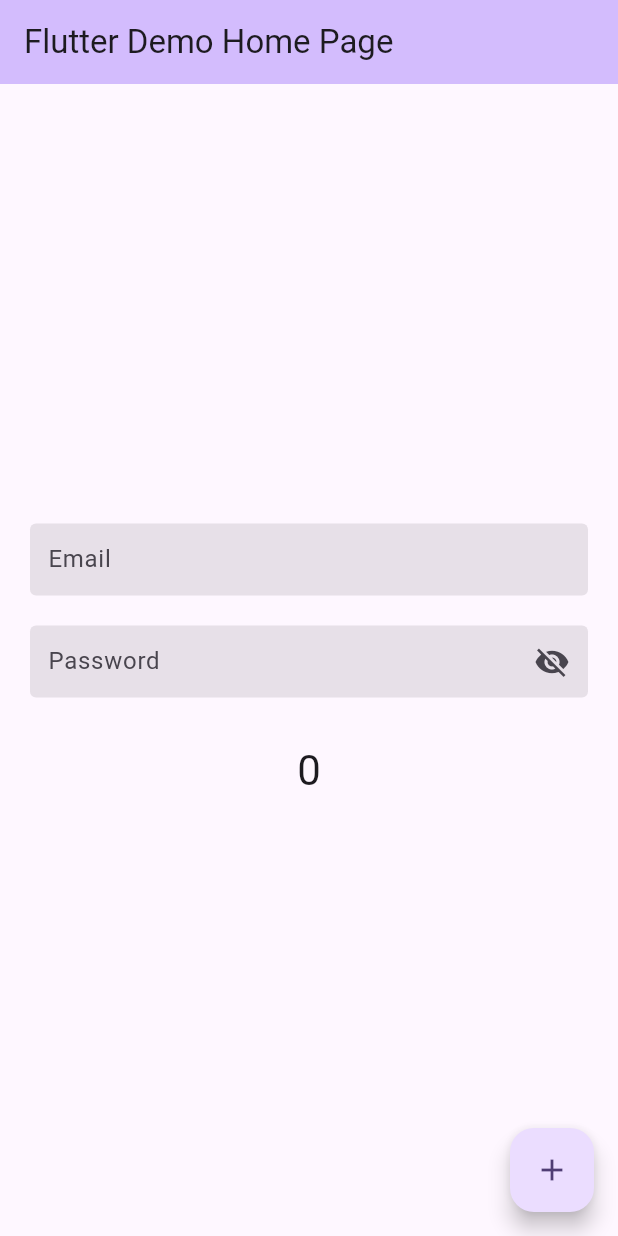
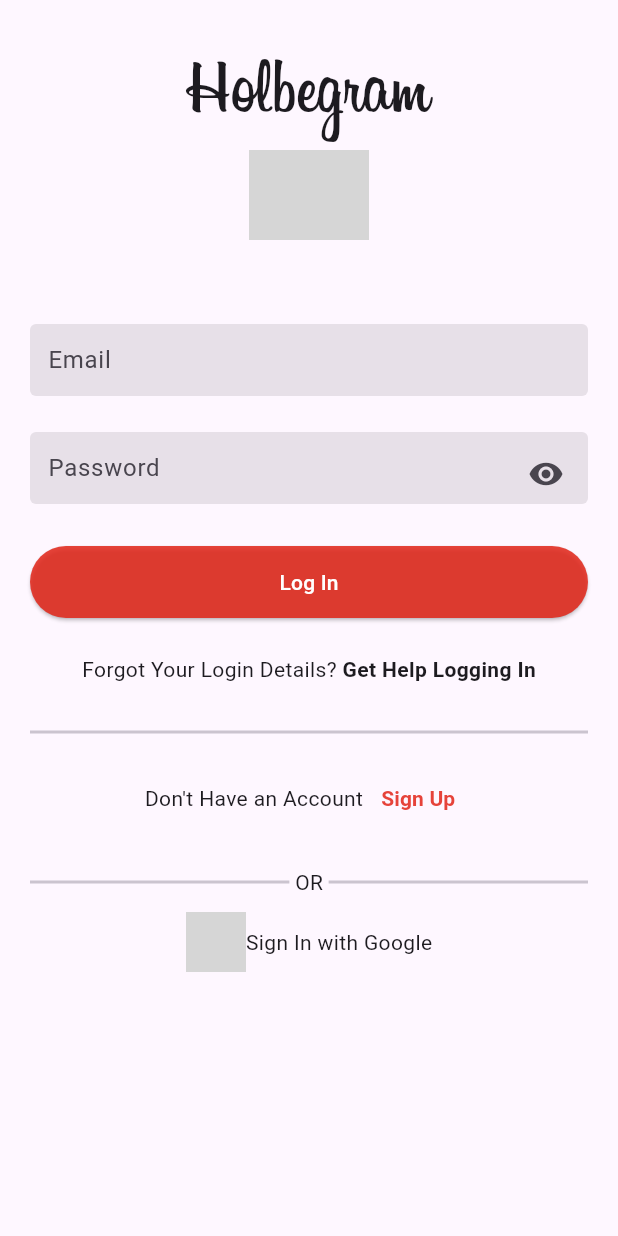
Before and after one commit to hayes28/atlas-holbegram, a Flutter app: the screen it shows after launch, on a phone screen of 412 x 824 dp. Run offline on Flutter 3.47's test engine with Material 3 defaults, Android fonts, the phone set to English and light mode, and no system bars; our stand-ins replace firebase_core; accounts and stored records are empty; network calls fail; grey boxes are pictures that could not be loaded.

Commit message:
Task 2 Can't get the URL to work but everything else does

```diff
--- a/holbegram/lib/main.dart
+++ b/holbegram/lib/main.dart
@@ -2,6 +2,7 @@ import 'package:flutter/material.dart';
 import 'package:firebase_core/firebase_core.dart';
 import 'package:holbegram/firebase_options.dart';
 import 'package:holbegram/widgets/text_field.dart';
+import 'package:holbegram/screens/login_screen.dart';
 
 
 
@@ -40,7 +41,9 @@ class MyApp extends StatelessWidget {
         colorScheme: ColorScheme.fromSeed(seedColor: Colors.deepPurple),
         useMaterial3: true,
       ),
-      home: const MyHomePage(title: 'Flutter Demo Home Page'),
+      home: LoginScreen(
+          emailController: TextEditingController(),
+          passwordController: TextEditingController()),
     );
   }
 }
--- a/holbegram/lib/screens/login_screen.dart
+++ b/holbegram/lib/screens/login_screen.dart
@@ -0,0 +1,225 @@
+import 'package:flutter/material.dart';
+import 'package:holbegram/widgets/text_field.dart';
+
+//ignore: must_be_immutable
+class LoginScreen extends StatefulWidget {
+  final TextEditingController emailController;
+  final TextEditingController passwordController;
+  bool passwordVisible;
+
+  LoginScreen({
+    super.key,
+    required this.emailController,
+    required this.passwordController,
+    this.passwordVisible = true,
+  });
+
+  get usernameController => null;
+
+  get passwordConfirmController => null;
+
+  @override
+  State<LoginScreen> createState() => _LoginScreenState();
+}
+
+class _LoginScreenState extends State<LoginScreen> {
+  @override
+  // Dispose only the TextEditingController arguments
+  void dispose() {
+    widget.emailController.dispose();
+    widget.passwordController.dispose();
+    super.dispose();
+  }
+
+  @override
+  void initState() {
+    super.initState();
+    widget.passwordVisible = true;
+  }
+
+  @override
+  Widget build(BuildContext context) {
+    return Scaffold(
+        body: SingleChildScrollView(
+            child: Column(
+      mainAxisSize: MainAxisSize.min,
+      mainAxisAlignment: MainAxisAlignment.center,
+      children: [
+        const SizedBox(
+          height: 28,
+        ),
+        const Text(
+          'Holbegram',
+          style: TextStyle(
+            fontFamily: "Billabong",
+            fontSize: 50,
+          ),
+        ),
+        const Image(
+          image: AssetImage('assets/images/logo.webp'),
+          width: 80,
+          height: 60,
+        ),
+        Padding(
+            padding: const EdgeInsets.symmetric(horizontal: 20),
+            child: Column(
+              children: [
+                const SizedBox(
+                  height: 28,
+                ),
+                const SizedBox(
+                  height: 28,
+                ),
+                TextFieldInput(
+                    controller: widget.emailController,
+                    ispassword: false,
+                    hintText: 'Email',
+                    keyboardType: TextInputType.emailAddress),
+                const SizedBox(
+                  height: 24,
+                ),
+                TextFieldInput(
+                  controller: widget.passwordController,
+                  ispassword: !widget.passwordVisible,
+                  hintText: 'Password',
+                  keyboardType: TextInputType.visiblePassword,
+                  suffixIcon: IconButton(
+                    alignment: Alignment.bottomLeft,
+                    icon: widget.passwordVisible
+                        ? const Icon(Icons.visibility)
+                        : const Icon(Icons.visibility_off),
+                    onPressed: () {
+                      setState(() {
+                        widget.passwordVisible = !widget.passwordVisible;
+                      });
+                    },
+                  ),
+                ),
+                const SizedBox(
+                  height: 28,
+                ),
+                SizedBox(
+                    height: 48,
+                    width: double.infinity,
+                    child: ElevatedButton(
+                        style: ButtonStyle(
+                            backgroundColor: MaterialStateProperty.all(
+                          const Color.fromARGB(218, 226, 37, 24),
+                        )),
+                        onPressed: () {},
+                        child: const Text('Log In',
+                            style: TextStyle(
+                              color: Colors.white,
+                            )))),
+                const SizedBox(height: 24),
+                const Row(
+                  mainAxisAlignment: MainAxisAlignment.center,
+                  children: [
+                    Text('Forgot Your Login Details? '),
+                    Text(
+                      'Get Help Logging In',
+                      style: TextStyle(fontWeight: FontWeight.bold),
+                    ),
+                  ],
+                ),
+                Flexible(
+                  flex: 0,
+                  child: Container(),
+                ),
+                const SizedBox(
+                  height: 24,
+                ),
+                const Divider(
+                  thickness: 2,
+                ),
+                Padding(
+                  padding: const EdgeInsets.symmetric(vertical: 12),
+                  child: Row(
+                    mainAxisAlignment: MainAxisAlignment.center,
+                    children: [
+                      const Text(
+                        "Don't Have an Account",
+                      ),
+                      TextButton(
+                          onPressed: () {
+                            Navigator.push(
+                              context,
+                              MaterialPageRoute(
+                                  builder: (context) => SignUp(
+                                        emailController: widget.emailController,
+                                        usernameController:
+                                            widget.usernameController,
+                                        passwordController:
+                                            widget.passwordController,
+                                        passwordConfirmController:
+                                            widget.passwordConfirmController,
+                                      )),
+                            );
+                          },
+                          child: const Text(
+                            'Sign Up',
+                            style: TextStyle(
+                              fontWeight: FontWeight.bold,
+                              color: Color.fromARGB(218, 226, 37, 24),
+                            ),
+                          ))
+                    ],
+                  ),
+                ),
+                const SizedBox(
+                  height: 10,
+                ),
+                const Row(
+                  children: [
+                    Flexible(
+                        child: Divider(
+                      thickness: 2,
+                    )),
+                    Text(' OR '),
+                    Flexible(
+                        child: Divider(
+                      thickness: 2,
+                    ))
+                  ],
+                ),
+                const SizedBox(
+                  height: 10,
+                ),
+                Row(
+                  mainAxisSize: MainAxisSize.min,
+                  mainAxisAlignment: MainAxisAlignment.center,
+                  children: [
+                    Image.network(
+                      'https://www.freepnglogos.com/uploads/google-logo-png/google-logo-png-webinar-optimizing-for-success-google-business-webinar-13.png',
+                      width: 40,
+                      height: 40,
+                      loadingBuilder: (BuildContext context, Widget child,
+                          ImageChunkEvent? loadingProgress) {
+                        if (loadingProgress == null) return child;
+                        return Center(
+                          child: CircularProgressIndicator(
+                            value: loadingProgress.expectedTotalBytes != null
+                                ? loadingProgress.cumulativeBytesLoaded /
+                                    loadingProgress.expectedTotalBytes!
+                                : null,
+                          ),
+                        );
+                      },
+                      // errorBuilder: (BuildContext context, Object exception,
+                      //     StackTrace? stackTrace) {
+                      //   return const Text('Could not load logo ');
+                    ),
+                    const Text('Sign In with Google')
+                  ],
+                )
+              ],
+            ))
+          ],
+        )
+      )
+    );
+  }
+}
+
+SignUp({required TextEditingController emailController, required usernameController, required TextEditingController passwordController, required passwordConfirmController}) {
+}
--- a/holbegram/lib/widgets/text_field.dart
+++ b/holbegram/lib/widgets/text_field.dart
@@ -1,9 +1,10 @@
 import 'package:flutter/material.dart';
 
-class TextFieldInput extends StatefulWidget {
+class TextFieldInput extends StatelessWidget {
   final TextEditingController controller;
   final bool ispassword;
   final String hintText;
+  final Widget? suffixIcon;
   final TextInputType keyboardType;
 
   const TextFieldInput({
@@ -11,36 +12,18 @@ class TextFieldInput extends StatefulWidget {
     required this.controller,
     this.ispassword = false,
     required this.hintText,
+    this.suffixIcon,
     required this.keyboardType,
   });
 
   @override
-  TextFieldInputState createState() => TextFieldInputState();
-}
-
-class TextFieldInputState extends State<TextFieldInput> {
-  late bool _isHidden;
-
-  @override
-  void initState() {
-    super.initState();
-    _isHidden = widget.ispassword;
-  }
-
-  void _togglePasswordVisibility() {
-    setState(() {
-      _isHidden = !_isHidden;
-    });
-  }
-
-  @override
   Widget build(BuildContext context) {
     return TextField(
-      keyboardType: widget.keyboardType,
-      controller: widget.controller,
+      keyboardType: keyboardType,
+      controller: controller,
       cursorColor: const Color.fromARGB(218, 226, 37, 24),
       decoration: InputDecoration(
-          hintText: widget.hintText,
+          hintText: hintText,
           border: const OutlineInputBorder(
               borderSide: BorderSide(color: Colors.transparent)),
           focusedBorder: const OutlineInputBorder(
@@ -49,16 +32,9 @@ class TextFieldInputState extends State<TextFieldInput> {
               borderSide: BorderSide(color: Colors.transparent)),
           filled: true,
           contentPadding: const EdgeInsets.all(8),
-          // Change suffixIcon to manage the visibility icon
-          suffixIcon: widget.ispassword
-              ? IconButton(
-                  icon:
-                      Icon(_isHidden ? Icons.visibility_off : Icons.visibility),
-                  onPressed: _togglePasswordVisibility,
-                )
-              : null),
+          suffixIcon: suffixIcon),
       textInputAction: TextInputAction.next,
-      obscureText: _isHidden,
+      obscureText: ispassword,
     );
   }
 }
```
Also changed, not shown: holbegram/pubspec.yaml (+8 -0 lines), holbegram/assets/fonts/Billabong.ttf (added), holbegram/assets/images/logo.webp (added).
